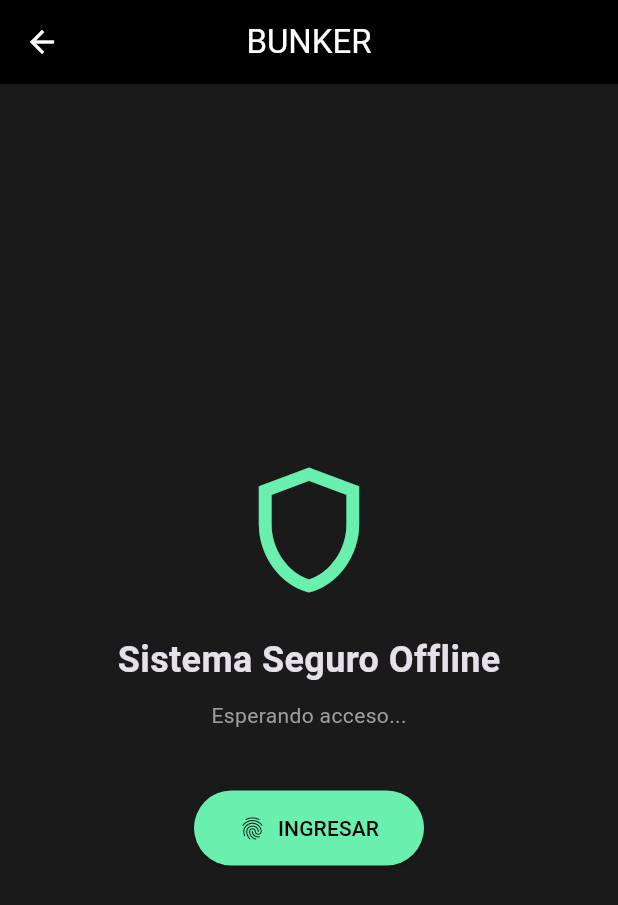
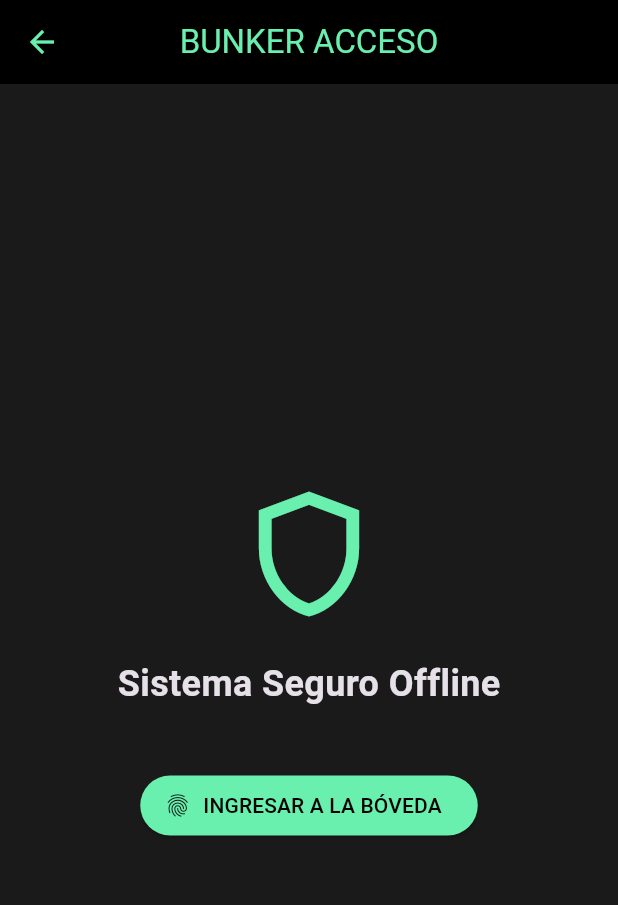
Before and after one commit to SantyMG03/Bunker, a Flutter app: the PantallaPrincipal screen opened directly, on a phone screen of 412 x 824 dp. Shown: the top 905 px of the screen. Run offline on Flutter 3.47's test engine with Material 3 defaults, Android fonts, the phone set to English and light mode, and no system bars; our stand-ins replace sqflite_sqlcipher; missing offline and left inert: encrypt; accounts and stored records are empty.

```diff
--- a/lib/main.dart
+++ b/lib/main.dart
@@ -1,7 +1,9 @@
 import 'package:flutter/material.dart';
-import 'login_screen.dart';
+import 'screens/login_screen.dart';
+import 'screens/home_screen.dart';
 
 void main() {
+  WidgetsFlutterBinding.ensureInitialized();
   runApp(const ElBunkerApp());
 }
 
@@ -11,14 +13,14 @@ class ElBunkerApp extends StatelessWidget {
   @override
   Widget build(BuildContext context) {
     return MaterialApp(
-      title: 'El Búnker',
-      // Quitamos la etiqueta de "Debug" de la esquina
+      title: 'El Bunker',
       debugShowCheckedModeBanner: false,
-      // Tema oscuro puro (estilo hacker/seguridad)
       theme: ThemeData.dark().copyWith(
-        scaffoldBackgroundColor: const Color(0xFF1A1A1A), // Gris muy oscuro
-        colorScheme: const ColorScheme.dark(
-          primary: Colors.greenAccent, // Color de acento estilo terminal
+        scaffoldBackgroundColor: const Color(0xFF1A1A1A),
+        colorScheme: const ColorScheme.dark(primary: Colors.greenAccent),
+        appBarTheme: const AppBarTheme(
+          backgroundColor: Colors.black,
+          foregroundColor: Colors.greenAccent,
         ),
       ),
       home: const LoginScreen(),
@@ -32,43 +34,24 @@ class PantallaPrincipal extends StatelessWidget {
   @override
   Widget build(BuildContext context) {
     return Scaffold(
-      appBar: AppBar(
-        title: const Text('BUNKER'),
-        centerTitle: true,
-        backgroundColor: Colors.black,
-      ),
+      appBar: AppBar(title: const Text('BUNKER ACCESO'), centerTitle: true),
       body: Center(
         child: Column(
           mainAxisAlignment: MainAxisAlignment.center,
           children: [
-            // Icono de candado gigante
-            const Icon(
-              Icons.shield_outlined,
-              size: 100,
-              color: Colors.greenAccent
-            ),
+            const Icon(Icons.shield_outlined, size: 100, color: Colors.greenAccent),
             const SizedBox(height: 20),
-            const Text(
-              'Sistema Seguro Offline',
-              style: TextStyle(fontSize: 24, fontWeight: FontWeight.bold),
-            ),
-            const SizedBox(height: 10),
-            const Text(
-              'Esperando acceso...',
-              style: TextStyle(color: Colors.grey),
-            ),
+            const Text('Sistema Seguro Offline', style: TextStyle(fontSize: 24, fontWeight: FontWeight.bold)),
             const SizedBox(height: 40),
-            // Un botón de prueba
             ElevatedButton.icon(
               onPressed: () {
-                print("Botón pulsado");
+                Navigator.push(context, MaterialPageRoute(builder: (context) => const HomeScreen()));
               },
               icon: const Icon(Icons.fingerprint),
-              label: const Text("INGRESAR"),
+              label: const Text("INGRESAR A LA BÓVEDA"),
               style: ElevatedButton.styleFrom(
                 backgroundColor: Colors.greenAccent,
-                foregroundColor: Colors.black, // Color del texto del botón
-                padding: const EdgeInsets.symmetric(horizontal: 30, vertical: 15),
+                foregroundColor: Colors.black,
               ),
             )
           ],
```
Also changed, not shown: lib/screens/login_screen.dart (+10 -3 lines), 2 other files.
